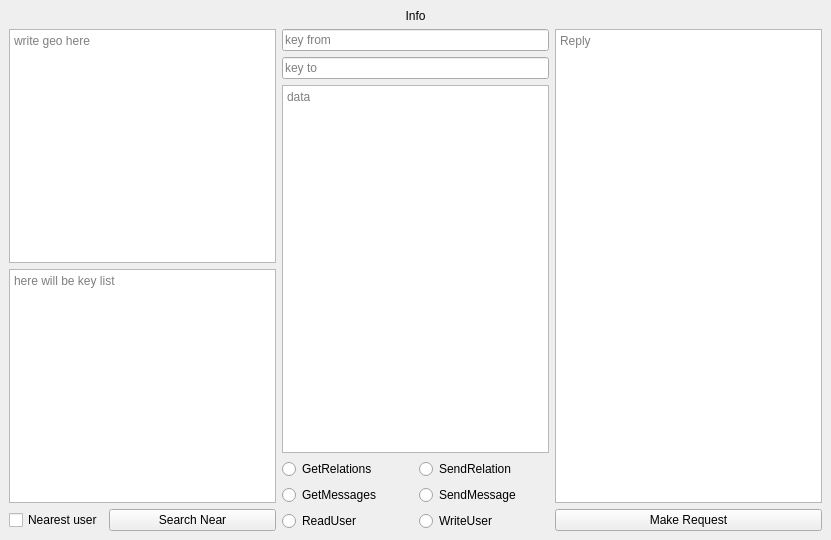
Old version of the form design.ui in the repository qugok/dating-diploma.
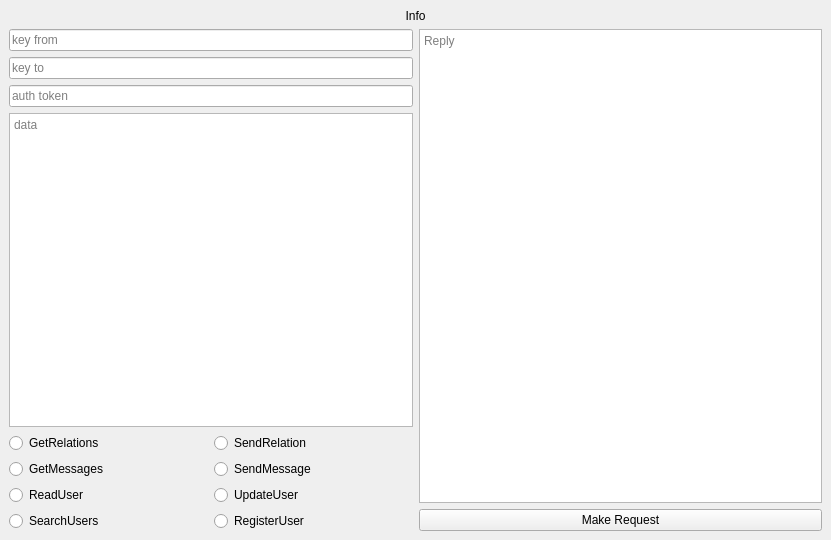
New version of the form.

```diff
--- a/design.ui
+++ b/design.ui
@@ -59,56 +59,7 @@
      </widget>
     </item>
     <item>
-     <layout class="QHBoxLayout" name="horizontalLayout_2" stretch="1,1,1">
-      <item>
-       <layout class="QVBoxLayout" name="verticalLayout_4">
-        <item>
-         <widget class="QTextEdit" name="GeoInfo">
-          <property name="placeholderText">
-           <string>write geo here </string>
-          </property>
-         </widget>
-        </item>
-        <item>
-         <widget class="QTextBrowser" name="UsersKeys">
-          <property name="placeholderText">
-           <string>here will be key list</string>
-          </property>
-         </widget>
-        </item>
-        <item>
-         <layout class="QHBoxLayout" name="horizontalLayout_3">
-          <item>
-           <widget class="QCheckBox" name="NearestUser">
-            <property name="font">
-             <font>
-              <pointsize>9</pointsize>
-              <italic>false</italic>
-              <kerning>true</kerning>
-             </font>
-            </property>
-            <property name="text">
-             <string>Nearest user</string>
-            </property>
-           </widget>
-          </item>
-          <item>
-           <widget class="QPushButton" name="SearchUsers">
-            <property name="sizePolicy">
-             <sizepolicy hsizetype="Minimum" vsizetype="Fixed">
-              <horstretch>1</horstretch>
-              <verstretch>0</verstretch>
-             </sizepolicy>
-            </property>
-            <property name="text">
-             <string>Search Near</string>
-            </property>
-           </widget>
-          </item>
-         </layout>
-        </item>
-       </layout>
-      </item>
+     <layout class="QHBoxLayout" name="horizontalLayout_2" stretch="1,1">
       <item>
        <layout class="QVBoxLayout" name="verticalLayout_6">
         <item>
@@ -125,6 +76,13 @@
           </property>
          </widget>
         </item>
+        <item>
+         <widget class="QLineEdit" name="AuthToken">
+          <property name="placeholderText">
+           <string>auth token</string>
+          </property>
+         </widget>
+        </item>
         <item>
          <widget class="QTextEdit" name="RequestData">
           <property name="placeholderText">
@@ -134,48 +92,62 @@
         </item>
         <item>
          <layout class="QGridLayout" name="gridLayout">
-          <item row="1" column="1">
-           <widget class="QRadioButton" name="SendMessageRadioButton">
-            <property name="text">
-             <string>SendMessage</string>
-            </property>
-           </widget>
-          </item>
-          <item row="0" column="0">
+          <item row="1" column="0" colspan="2">
            <widget class="QRadioButton" name="GetRelationsRadioButton">
             <property name="text">
              <string>GetRelations</string>
             </property>
            </widget>
           </item>
-          <item row="0" column="1">
-           <widget class="QRadioButton" name="SendRelationRadioButton">
-            <property name="text">
-             <string>SendRelation</string>
-            </property>
-           </widget>
-          </item>
-          <item row="1" column="0">
+          <item row="2" column="0" colspan="2">
            <widget class="QRadioButton" name="GetMessagesRadioButton">
             <property name="text">
              <string>GetMessages</string>
             </property>
            </widget>
           </item>
-          <item row="2" column="1">
-           <widget class="QRadioButton" name="WriteUserRadioButton">
+          <item row="1" column="2" colspan="2">
+           <widget class="QRadioButton" name="SendRelationRadioButton">
             <property name="text">
-             <string>WriteUser</string>
+             <string>SendRelation</string>
             </property>
            </widget>
           </item>
-          <item row="2" column="0">
+          <item row="2" column="2" colspan="2">
+           <widget class="QRadioButton" name="SendMessageRadioButton">
+            <property name="text">
+             <string>SendMessage</string>
+            </property>
+           </widget>
+          </item>
+          <item row="3" column="0" colspan="2">
            <widget class="QRadioButton" name="ReadUserRadioButton">
             <property name="text">
              <string>ReadUser</string>
             </property>
            </widget>
           </item>
+          <item row="3" column="2" colspan="2">
+           <widget class="QRadioButton" name="UpdateUserRadioButton">
+            <property name="text">
+             <string>UpdateUser</string>
+            </property>
+           </widget>
+          </item>
+          <item row="4" column="2" colspan="2">
+           <widget class="QRadioButton" name="RegisterUserRadioButton">
+            <property name="text">
+             <string>RegisterUser</string>
+            </property>
+           </widget>
+          </item>
+          <item row="4" column="0" colspan="2">
+           <widget class="QRadioButton" name="SearchUsersRadioButton">
+            <property name="text">
+             <string>SearchUsers</string>
+            </property>
+           </widget>
+          </item>
          </layout>
         </item>
        </layout>
```
